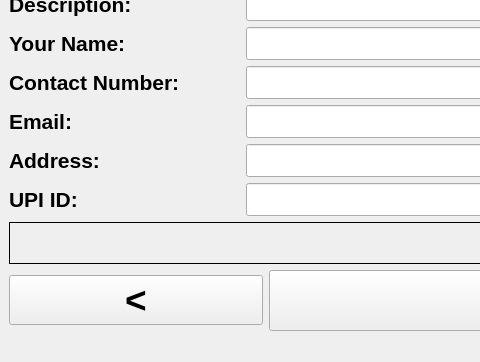
Above: sellPage.ui from acmpesuecc/GrowPal before the change; both pictures show x 0 to 480 and y 261 to 623 of the 859 by 623 pixel window. Below: the same form after it.
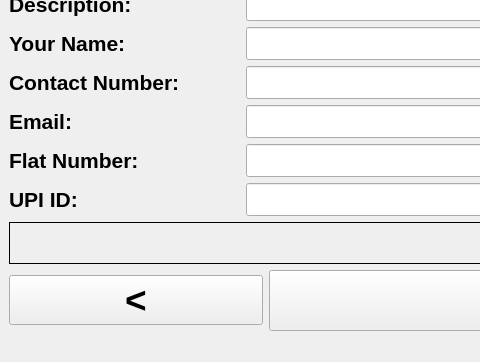
That is the form after the change.

Diff of the .ui file:
```diff
--- a/sellPage.ui
+++ b/sellPage.ui
@@ -261,7 +261,7 @@
          </font>
         </property>
         <property name="text">
-         <string>Address:</string>
+         <string>Flat Number: </string>
         </property>
        </widget>
       </item>
```
